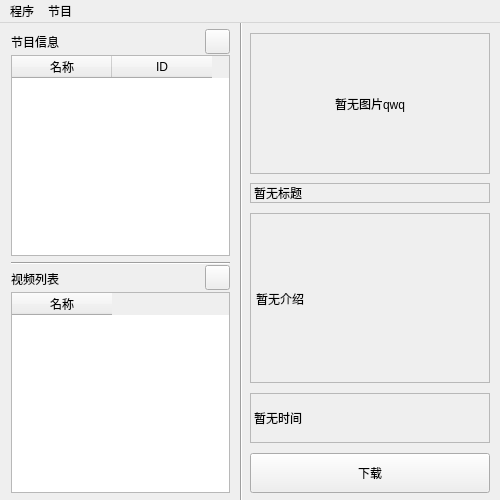
First picture: the form in src/ui/ctvd.ui, repository letr007/CCTVVideoDownloader, before the edit.
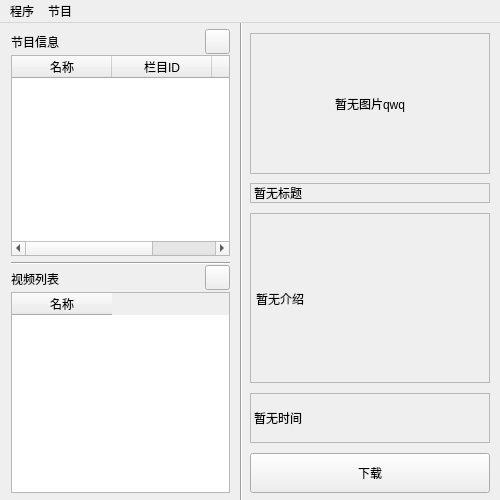
Second picture: the form after the edit. Icons and pictures are not drawn.

Commit message: :sparkles:支持更多节目获取

```diff
--- a/src/ui/ctvd.ui
+++ b/src/ui/ctvd.ui
@@ -97,7 +97,12 @@
     </column>
     <column>
      <property name="text">
-      <string>ID</string>
+      <string>栏目ID</string>
+     </property>
+    </column>
+    <column>
+     <property name="text">
+      <string>节目ID</string>
      </property>
     </column>
    </widget>
```
Left out of the diff: 6 changed lines with no effect on the pictures. The commit also changes 3 other files.
